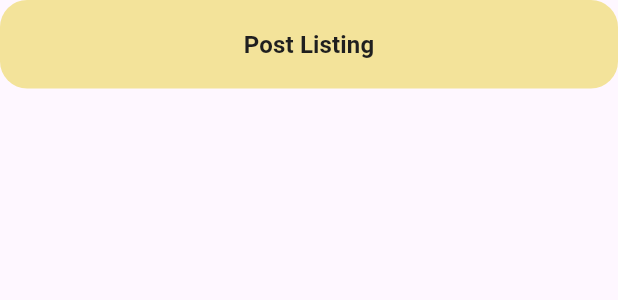
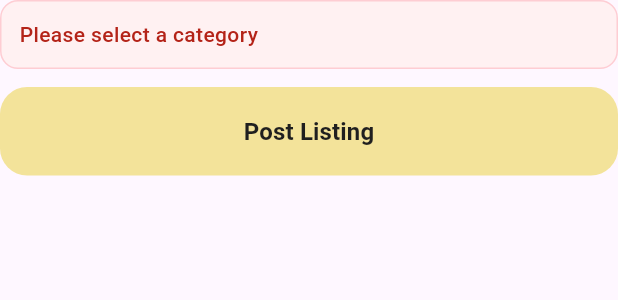
Before and after one commit to Moviles-ISIS3510-S4-G44/Flutter-app, a Flutter app: the ListingSubmitSection widget shown alone on an empty page, opened directly, after a tap on "Post Listing", on a phone screen of 412 x 824 dp. Shown: the top 300 px of the screen. Run offline on Flutter 3.47's test engine with Material 3 defaults, Android fonts, the light colour scheme and no system bars; our stand-ins replace flutter_dotenv, go_router, google_maps_flutter, image_picker; network calls fail.

```diff
--- a/lib/data/repositories/listing_repository.dart
+++ b/lib/data/repositories/listing_repository.dart
@@ -1,5 +1,5 @@
 import 'package:marketplace_flutter_application/data/dtos/listings/create_listing_request.dart';
-import 'package:marketplace_flutter_application/data/dtos/listings/listing_detail.dart';
+import 'package:marketplace_flutter_application/models/listings/listing_detail.dart';
 import 'package:marketplace_flutter_application/data/dtos/listings/listing_dto.dart';
 import 'package:marketplace_flutter_application/data/services/listing_api_service.dart';
 import 'package:marketplace_flutter_application/models/listings/listing_summary.dart';
--- a/lib/ui/create_listing/widgets/listing_submit_section.dart
+++ b/lib/ui/create_listing/widgets/listing_submit_section.dart
@@ -1,14 +1,56 @@
 import 'package:flutter/material.dart';
+import 'package:marketplace_flutter_application/ui/create_listing/create_listing_viewmodel.dart';
+import 'package:provider/provider.dart';
 
 class ListingSubmitSection extends StatelessWidget {
   const ListingSubmitSection({super.key});
 
   @override
   Widget build(BuildContext context) {
-    return SizedBox(
+    final viewModel = context.watch<CreateListingViewModel>();
+
+    return Column(
+      crossAxisAlignment: CrossAxisAlignment.stretch,
+      children: [
+        if (viewModel.submitErrorMessage != null) ...[
+          Container(
+            padding: const EdgeInsets.all(12),
+            decoration: BoxDecoration(
+              color: const Color(0xFFFFF1F2),
+              borderRadius: BorderRadius.circular(12),
+              border: Border.all(color: const Color(0xFFFECDD3)),
+            ),
+            child: Text(
+              viewModel.submitErrorMessage!,
+              style: const TextStyle(
+                color: Color(0xFFB42318),
+                fontSize: 14,
+                fontWeight: FontWeight.w500,
+              ),
+            ),
+          ),
+          const SizedBox(height: 12),
+        ],
+        SizedBox(
           width: double.infinity,
           child: ElevatedButton(
-        onPressed: () {},
+            onPressed: viewModel.isSubmitting
+                ? null
+                : () async {
+                    final success = await context
+                        .read<CreateListingViewModel>()
+                        .submitListing();
+
+                    if (!context.mounted) return;
+
+                    if (success) {
+                      ScaffoldMessenger.of(context).showSnackBar(
+                        const SnackBar(
+                          content: Text('Listing created successfully'),
+                        ),
+                      );
+                    }
+                  },
             style: ElevatedButton.styleFrom(
               backgroundColor: const Color(0xFFF3E39A),
               foregroundColor: const Color(0xFF1F1F1F),
@@ -18,7 +60,13 @@ class ListingSubmitSection extends StatelessWidget {
                 borderRadius: BorderRadius.circular(18),
               ),
             ),
-        child: const Text(
+            child: viewModel.isSubmitting
+                ? const SizedBox(
+                    height: 20,
+                    width: 20,
+                    child: CircularProgressIndicator(strokeWidth: 2),
+                  )
+                : const Text(
                     'Post Listing',
                     style: TextStyle(
                       fontSize: 16,
@@ -26,6 +74,8 @@ class ListingSubmitSection extends StatelessWidget {
                     ),
                   ),
           ),
+        ),
+      ],
     );
   }
 }
```
Also changed, not shown: lib/models/listings/listing_detail.dart (renamed from lib/data/dtos/listings/listing_detail.dart). Lines whose indentation alone changed are shown as unchanged.
